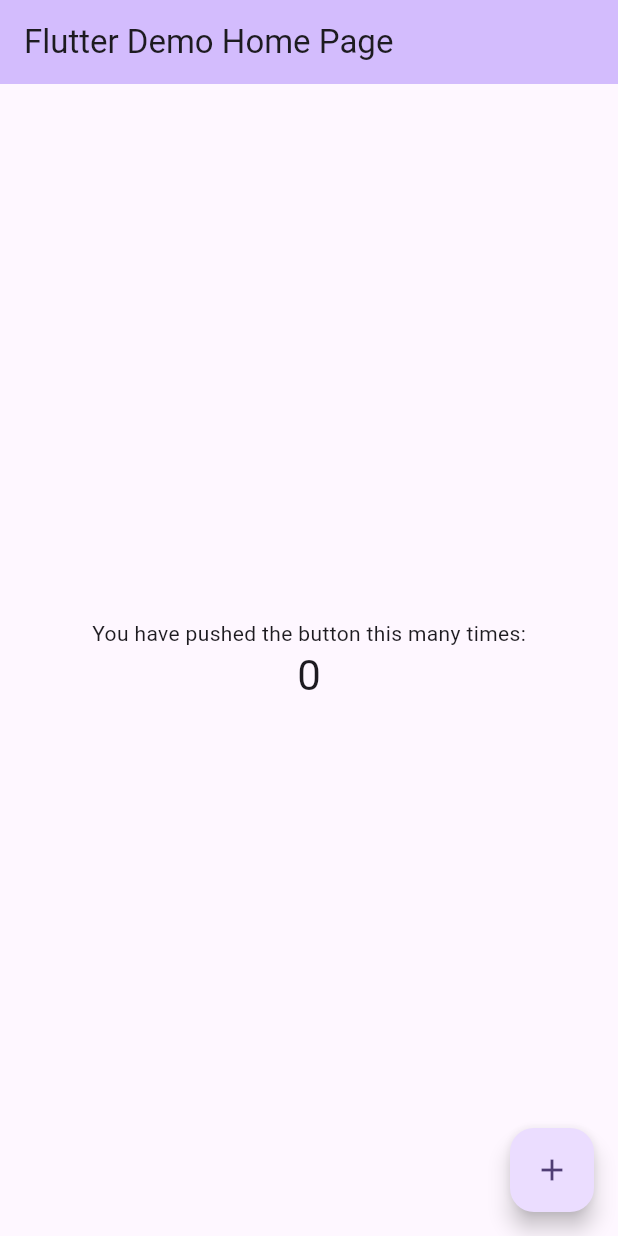
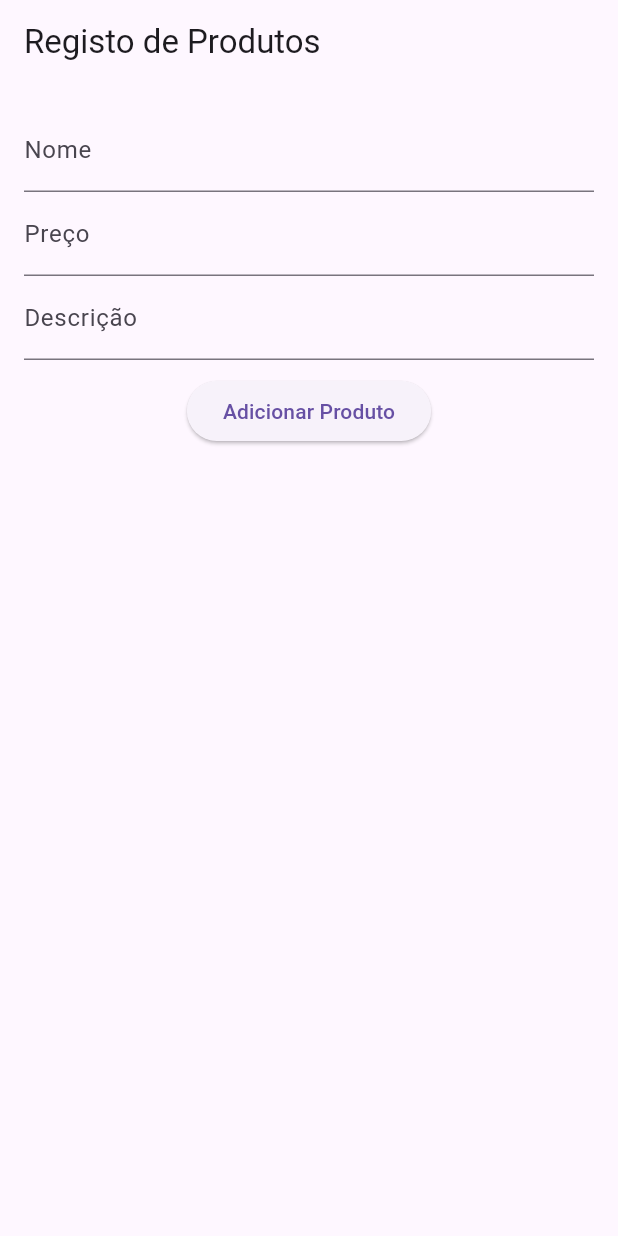
Before and after one commit to RuiR97/registo_produtos, a Flutter app: the screen it shows after launch, on a phone screen of 412 x 824 dp. Run offline on Flutter 3.47's test engine with Material 3 defaults, Android fonts, the phone set to English and light mode, and no system bars; our stand-ins replace sqflite; accounts and stored records are empty.

Commit message:
Organizado projeto com padrão MVC

```diff
--- /dev/null
+++ b/lib/controllers/produto_controller.dart
@@ -0,0 +1,25 @@
+import '../models/produto.dart';
+import '../models/produto_database.dart';
+
+class ProdutoController {
+  Future<List<Produto>> carregarProdutos() async {
+    return await ProdutoDatabase.listarProdutos();
+  }
+
+  Future<void> adicionarProduto(
+      String nome, double preco, String descricao) async {
+    final produto = Produto(nome: nome, preco: preco, descricao: descricao);
+    await ProdutoDatabase.inserirProduto(produto);
+  }
+
+  Future<void> alternarComprado(Produto produto) async {
+    final atualizado = Produto(
+      id: produto.id,
+      nome: produto.nome,
+      preco: produto.preco,
+      descricao: produto.descricao,
+      comprado: !produto.comprado,
+    );
+    await ProdutoDatabase.atualizarProduto(atualizado);
+  }
+}
--- a/lib/main.dart
+++ b/lib/main.dart
@@ -1,122 +1,19 @@
 import 'package:flutter/material.dart';
+import 'views/produto_page.dart';
 
 void main() {
-  runApp(const MyApp());
+  runApp(const RegistoProdutosApp());
 }
 
-class MyApp extends StatelessWidget {
-  const MyApp({super.key});
+class RegistoProdutosApp extends StatelessWidget {
+  const RegistoProdutosApp({super.key});
 
-  // This widget is the root of your application.
   @override
   Widget build(BuildContext context) {
     return MaterialApp(
-      title: 'Flutter Demo',
-      theme: ThemeData(
-        // This is the theme of your application.
-        //
-        // TRY THIS: Try running your application with "flutter run". You'll see
-        // the application has a purple toolbar. Then, without quitting the app,
-        // try changing the seedColor in the colorScheme below to Colors.green
-        // and then invoke "hot reload" (save your changes or press the "hot
-        // reload" button in a Flutter-supported IDE, or press "r" if you used
-        // the command line to start the app).
-        //
-        // Notice that the counter didn't reset back to zero; the application
-        // state is not lost during the reload. To reset the state, use hot
-        // restart instead.
-        //
-        // This works for code too, not just values: Most code changes can be
-        // tested with just a hot reload.
-        colorScheme: ColorScheme.fromSeed(seedColor: Colors.deepPurple),
-      ),
-      home: const MyHomePage(title: 'Flutter Demo Home Page'),
+      title: 'Registo de Produtos',
+      theme: ThemeData(primarySwatch: Colors.blue),
+      home: const ProdutoPage(),
     );
   }
 }
-
-class MyHomePage extends StatefulWidget {
-  const MyHomePage({super.key, required this.title});
-
-  // This widget is the home page of your application. It is stateful, meaning
-  // that it has a State object (defined below) that contains fields that affect
-  // how it looks.
-
-  // This class is the configuration for the state. It holds the values (in this
-  // case the title) provided by the parent (in this case the App widget) and
-  // used by the build method of the State. Fields in a Widget subclass are
-  // always marked "final".
-
-  final String title;
-
-  @override
-  State<MyHomePage> createState() => _MyHomePageState();
-}
-
-class _MyHomePageState extends State<MyHomePage> {
-  int _counter = 0;
-
-  void _incrementCounter() {
-    setState(() {
-      // This call to setState tells the Flutter framework that something has
-      // changed in this State, which causes it to rerun the build method below
-      // so that the display can reflect the updated values. If we changed
-      // _counter without calling setState(), then the build method would not be
-      // called again, and so nothing would appear to happen.
-      _counter++;
-    });
-  }
-
-  @override
-  Widget build(BuildContext context) {
-    // This method is rerun every time setState is called, for instance as done
-    // by the _incrementCounter method above.
-    //
-    // The Flutter framework has been optimized to make rerunning build methods
-    // fast, so that you can just rebuild anything that needs updating rather
-    // than having to individually change instances of widgets.
-    return Scaffold(
-      appBar: AppBar(
-        // TRY THIS: Try changing the color here to a specific color (to
-        // Colors.amber, perhaps?) and trigger a hot reload to see the AppBar
-        // change color while the other colors stay the same.
-        backgroundColor: Theme.of(context).colorScheme.inversePrimary,
-        // Here we take the value from the MyHomePage object that was created by
-        // the App.build method, and use it to set our appbar title.
-        title: Text(widget.title),
-      ),
-      body: Center(
-        // Center is a layout widget. It takes a single child and positions it
-        // in the middle of the parent.
-        child: Column(
-          // Column is also a layout widget. It takes a list of children and
-          // arranges them vertically. By default, it sizes itself to fit its
-          // children horizontally, and tries to be as tall as its parent.
-          //
-          // Column has various properties to control how it sizes itself and
-          // how it positions its children. Here we use mainAxisAlignment to
-          // center the children vertically; the main axis here is the vertical
-          // axis because Columns are vertical (the cross axis would be
-          // horizontal).
-          //
-          // TRY THIS: Invoke "debug painting" (choose the "Toggle Debug Paint"
-          // action in the IDE, or press "p" in the console), to see the
-          // wireframe for each widget.
-          mainAxisAlignment: MainAxisAlignment.center,
-          children: <Widget>[
-            const Text('You have pushed the button this many times:'),
-            Text(
-              '$_counter',
-              style: Theme.of(context).textTheme.headlineMedium,
-            ),
-          ],
-        ),
-      ),
-      floatingActionButton: FloatingActionButton(
-        onPressed: _incrementCounter,
-        tooltip: 'Increment',
-        child: const Icon(Icons.add),
-      ), // This trailing comma makes auto-formatting nicer for build methods.
-    );
-  }
-}
--- /dev/null
+++ b/lib/models/produto.dart
@@ -0,0 +1,35 @@
+class Produto {
+  final int? id;
+  final String nome;
+  final double preco;
+  final String descricao;
+  final bool comprado;
+
+  Produto({
+    this.id,
+    required this.nome,
+    required this.preco,
+    required this.descricao,
+    this.comprado = false,
+  });
+
+  Map<String, dynamic> toMap() {
+    return {
+      'id': id,
+      'nome': nome,
+      'preco': preco,
+      'descricao': descricao,
+      'comprado': comprado ? 1 : 0,
+    };
+  }
+
+  factory Produto.fromMap(Map<String, dynamic> map) {
+    return Produto(
+      id: map['id'],
+      nome: map['nome'],
+      preco: map['preco'],
+      descricao: map['descricao'],
+      comprado: map['comprado'] == 1,
+    );
+  }
+}
--- /dev/null
+++ b/lib/models/produto_database.dart
@@ -0,0 +1,50 @@
+import 'package:sqflite/sqflite.dart';
+import 'package:path/path.dart';
+import 'produto.dart';
+
+class ProdutoDatabase {
+  static Database? _database;
+
+  static Future<Database> get database async {
+    if (_database != null) return _database!;
+    final path = join(await getDatabasesPath(), 'produtos.db');
+    _database = await openDatabase(
+      path,
+      version: 1,
+      onCreate: (db, version) {
+        return db.execute('''
+          CREATE TABLE produtos (
+            id INTEGER PRIMARY KEY AUTOINCREMENT,
+            nome TEXT,
+            preco REAL,
+            descricao TEXT,
+            comprado INTEGER
+          )
+        ''');
+      },
+    );
+    return _database!;
+  }
+
+  static Future<void> inserirProduto(Produto produto) async {
+    final db = await database;
+    await db.insert('produtos', produto.toMap(),
+        conflictAlgorithm: ConflictAlgorithm.replace);
+  }
+
+  static Future<List<Produto>> listarProdutos() async {
+    final db = await database;
+    final List<Map<String, dynamic>> maps = await db.query('produtos');
+    return List.generate(maps.length, (i) => Produto.fromMap(maps[i]));
+  }
+
+  static Future<void> atualizarProduto(Produto produto) async {
+    final db = await database;
+    await db.update(
+      'produtos',
+      produto.toMap(),
+      where: 'id = ?',
+      whereArgs: [produto.id],
+    );
+  }
+}
--- /dev/null
+++ b/lib/views/produto_page.dart
@@ -0,0 +1,100 @@
+import 'package:flutter/material.dart';
+import '../models/produto.dart';
+import '../controllers/produto_controller.dart';
+
+class ProdutoPage extends StatefulWidget {
+  const ProdutoPage({super.key});
+
+  @override
+  State<ProdutoPage> createState() => _ProdutoPageState();
+}
+
+class _ProdutoPageState extends State<ProdutoPage> {
+  final _nomeController = TextEditingController();
+  final _precoController = TextEditingController();
+  final _descricaoController = TextEditingController();
+  final ProdutoController _controller = ProdutoController();
+
+  List<Produto> _produtos = [];
+
+  @override
+  void initState() {
+    super.initState();
+    _carregarProdutos();
+  }
+
+  Future<void> _carregarProdutos() async {
+    final produtos = await _controller.carregarProdutos();
+    setState(() {
+      _produtos = produtos;
+    });
+  }
+
+  Future<void> _adicionarProduto() async {
+    final nome = _nomeController.text;
+    final preco = double.tryParse(_precoController.text) ?? 0.0;
+    final descricao = _descricaoController.text;
+
+    if (nome.isEmpty) return;
+
+    await _controller.adicionarProduto(nome, preco, descricao);
+    _nomeController.clear();
+    _precoController.clear();
+    _descricaoController.clear();
+    _carregarProdutos();
+  }
+
+  Future<void> _alternarComprado(Produto produto) async {
+    await _controller.alternarComprado(produto);
+    _carregarProdutos();
+  }
+
+  @override
+  Widget build(BuildContext context) {
+    return Scaffold(
+      appBar: AppBar(title: const Text('Registo de Produtos')),
+      body: Padding(
+        padding: const EdgeInsets.all(16.0),
+        child: Column(
+          children: [
+            TextField(
+                controller: _nomeController,
+                decoration: const InputDecoration(labelText: 'Nome')),
+            TextField(
+                controller: _precoController,
+                keyboardType: TextInputType.number,
+                decoration: const InputDecoration(labelText: 'Preço')),
+            TextField(
+                controller: _descricaoController,
+                decoration: const InputDecoration(labelText: 'Descrição')),
+            const SizedBox(height: 10),
+            ElevatedButton(
+                onPressed: _adicionarProduto,
+                child: const Text('Adicionar Produto')),
+            const SizedBox(height: 20),
+            Expanded(
+              child: ListView.builder(
+                itemCount: _produtos.length,
+                itemBuilder: (context, index) {
+                  final produto = _produtos[index];
+                  return ListTile(
+                    title: Text(produto.nome),
+                    subtitle: Text(
+                        '${produto.preco.toStringAsFixed(2)} €\n${produto.descricao}'),
+                    isThreeLine: true,
+                    trailing: IconButton(
+                      icon: Icon(produto.comprado
+                          ? Icons.check_box
+                          : Icons.check_box_outline_blank),
+                      onPressed: () => _alternarComprado(produto),
+                    ),
+                  );
+                },
+              ),
+            ),
+          ],
+        ),
+      ),
+    );
+  }
+}
```
Also changed, not shown: pubspec.yaml (+9 -73 lines), pubspec.lock, 1 other file.
